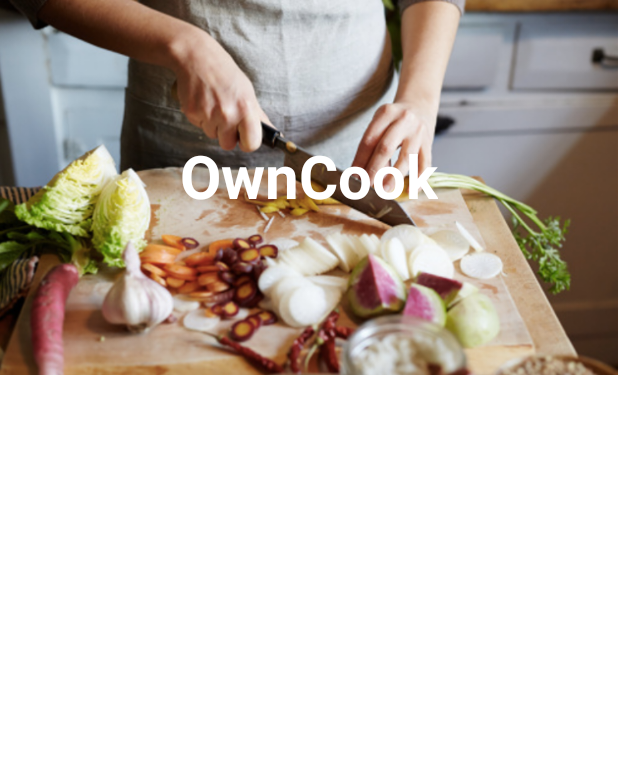
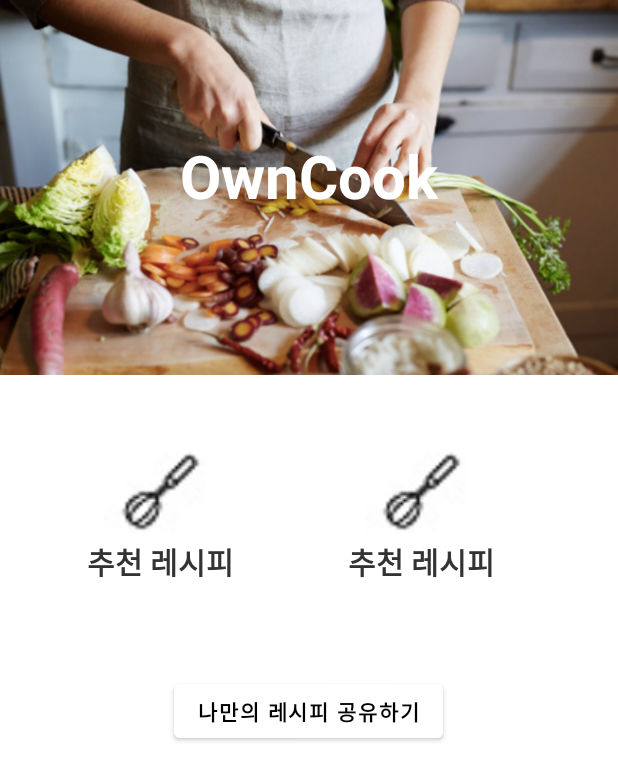
Before and after one commit to mky1428/OwnCook1, an Android app: the MainActivity screen opened directly, with no data from a screen before it, on a phone screen of 412 x 824 dp. Shown: the top 781 px of the screen. Run offline under Robolectric (Android 15) with nearby library versions, the phone set to English and light mode, and no system bars.

Commit message:
fragment 작업 완료 (프래그먼트 클릭 시 액티비티 이동 코드는 작성해야함)

```diff
--- a/app/src/main/AndroidManifest.xml
+++ b/app/src/main/AndroidManifest.xml
@@ -30,6 +30,7 @@
         <activity
             android:name=".MainActivity"
             android:theme="@style/IntroActivityTheme"/>
+
     </application>
 
 </manifest>
--- a/app/src/main/java/com/mky1428/owncook1/LoginActivity.java
+++ b/app/src/main/java/com/mky1428/owncook1/LoginActivity.java
@@ -25,5 +25,9 @@ public class LoginActivity extends AppCompatActivity {
     public void clickGoogleLogin(View view) {
     }
 
+    public void clickStart(View view) {
+        Intent intent = new Intent(this, MainActivity.class);
+        startActivity(intent);
+    }
 
 }
--- a/app/src/main/java/com/mky1428/owncook1/MainActivity.java
+++ b/app/src/main/java/com/mky1428/owncook1/MainActivity.java
@@ -1,14 +1,24 @@
 package com.mky1428.owncook1;
 
 import androidx.appcompat.app.AppCompatActivity;
+import androidx.fragment.app.FragmentManager;
 
 import android.os.Bundle;
 
 public class MainActivity extends AppCompatActivity {
 
+    MyFragment1 myFragment1;
+    MyFragment2 myFragment2;
+    FragmentManager fragmentManager;
+
     @Override
     protected void onCreate(Bundle savedInstanceState) {
         super.onCreate(savedInstanceState);
         setContentView(R.layout.activity_main);
+
+        fragmentManager = getSupportFragmentManager();
+        myFragment1 = (MyFragment1) fragmentManager.findFragmentById(R.id.frag1);
+        myFragment2 = (MyFragment2) fragmentManager.findFragmentById(R.id.frag2);
+
     }
 }
--- /dev/null
+++ b/app/src/main/java/com/mky1428/owncook1/MyFragment1.java
@@ -0,0 +1,45 @@
+package com.mky1428.owncook1;
+
+import android.os.Bundle;
+import android.view.LayoutInflater;
+import android.view.View;
+import android.view.ViewGroup;
+import android.widget.ImageView;
+import android.widget.TextView;
+
+import androidx.annotation.NonNull;
+import androidx.annotation.Nullable;
+import androidx.fragment.app.Fragment;
+
+public class MyFragment1 extends Fragment {
+
+    ImageView iv;
+    TextView tv;
+
+    @Nullable
+    @Override
+    public View onCreateView(@NonNull LayoutInflater inflater, @Nullable ViewGroup container, @Nullable Bundle savedInstanceState) {
+
+        View view = inflater.inflate(R.layout.fragment1_my, container, false);
+
+        iv = view.findViewById(R.id.iv);
+        tv = view.findViewById(R.id.tv);
+
+        iv.setOnClickListener(new View.OnClickListener() {
+            @Override
+            public void onClick(View v) {
+                //액티비티이동
+            }
+        });
+
+        tv.setOnClickListener(new View.OnClickListener() {
+            @Override
+            public void onClick(View v) {
+                //액티비티 이동
+            }
+        });
+
+        return view;
+
+    }
+}
--- /dev/null
+++ b/app/src/main/java/com/mky1428/owncook1/MyFragment2.java
@@ -0,0 +1,45 @@
+package com.mky1428.owncook1;
+
+import android.os.Bundle;
+import android.view.LayoutInflater;
+import android.view.View;
+import android.view.ViewGroup;
+import android.widget.ImageView;
+import android.widget.TextView;
+
+import androidx.annotation.NonNull;
+import androidx.annotation.Nullable;
+import androidx.fragment.app.Fragment;
+
+public class MyFragment2 extends Fragment {
+
+    ImageView iv;
+    TextView tv;
+
+    @Nullable
+    @Override
+    public View onCreateView(@NonNull LayoutInflater inflater, @Nullable ViewGroup container, @Nullable Bundle savedInstanceState) {
+
+        View view = inflater.inflate(R.layout.fragment1_my, container, false);
+
+        iv = view.findViewById(R.id.iv);
+        tv = view.findViewById(R.id.tv);
+
+        iv.setOnClickListener(new View.OnClickListener() {
+            @Override
+            public void onClick(View v) {
+                //액티비티이동
+            }
+        });
+
+        tv.setOnClickListener(new View.OnClickListener() {
+            @Override
+            public void onClick(View v) {
+                //액티비티 이동
+            }
+        });
+
+        return view;
+
+    }
+}
--- a/app/src/main/res/layout/activity_login.xml
+++ b/app/src/main/res/layout/activity_login.xml
@@ -110,8 +110,18 @@
             android:textStyle="bold"
             />
 
+    </LinearLayout>
 
-    </LinearLayout>
+    <Button
+        android:layout_width="wrap_content"
+        android:layout_height="wrap_content"
+        android:backgroundTint="@color/black"
+        android:text="Let's Cook!"
+        android:textAllCaps="false"
+        android:layout_marginTop="620dp"
+        android:layout_marginLeft="230dp"
+        android:onClick="clickStart"
+        />
 
 
 </RelativeLayout>
--- a/app/src/main/res/layout/activity_main.xml
+++ b/app/src/main/res/layout/activity_main.xml
@@ -25,4 +25,42 @@
         android:layout_marginTop="90dp"
         />
 
+    <LinearLayout
+        android:layout_width="match_parent"
+        android:layout_height="wrap_content"
+        android:orientation="horizontal"
+        android:layout_below="@id/iv"
+        android:padding="40dp">
+
+        <fragment
+            android:id="@+id/frag1"
+            android:layout_width="wrap_content"
+            android:layout_height="wrap_content"
+            tools:layout="@layout/fragment1_my"
+            android:name="com.mky1428.owncook1.MyFragment1"
+            android:layout_marginLeft="10dp"
+            />
+
+        <fragment
+            android:id="@+id/frag2"
+            android:layout_width="wrap_content"
+            android:layout_height="wrap_content"
+            tools:layout="@layout/fragment2_my"
+            android:name="com.mky1428.owncook1.MyFragment2"
+            android:layout_marginLeft="60dp"
+            />
+
+    </LinearLayout>
+
+    <Button
+        android:layout_width="wrap_content"
+        android:layout_height="wrap_content"
+        android:text="나만의 레시피 공유하기"
+        android:layout_centerHorizontal="true"
+        android:layout_marginTop="450dp"
+        android:backgroundTint="@color/white"
+        android:textColor="@color/black"
+        android:textStyle="bold"
+        />
+
 </RelativeLayout>
--- /dev/null
+++ b/app/src/main/res/layout/fragment1_my.xml
@@ -0,0 +1,27 @@
+<?xml version="1.0" encoding="utf-8"?>
+<LinearLayout xmlns:android="http://schemas.android.com/apk/res/android"
+    android:layout_width="wrap_content"
+    android:layout_height="wrap_content"
+    android:orientation="vertical"
+    android:padding="8dp">
+
+    <ImageView
+        android:id="@+id/iv"
+        android:layout_width="wrap_content"
+        android:layout_height="wrap_content"
+        android:src="@drawable/image1"
+        android:layout_marginLeft="11dp"
+        />
+
+    <TextView
+        android:id="@+id/tv"
+        android:layout_width="wrap_content"
+        android:layout_height="wrap_content"
+        android:text="추천 레시피"
+        android:textSize="20sp"
+        android:textColor="#ff333333"
+        android:textStyle="bold"
+        android:layout_marginTop="4dp"
+        />
+
+</LinearLayout>
--- /dev/null
+++ b/app/src/main/res/layout/fragment2_my.xml
@@ -0,0 +1,24 @@
+<?xml version="1.0" encoding="utf-8"?>
+<LinearLayout xmlns:android="http://schemas.android.com/apk/res/android"
+    android:layout_width="wrap_content"
+    android:layout_height="wrap_content"
+    android:orientation="vertical"
+    android:padding="8dp">
+
+    <ImageView
+        android:layout_width="wrap_content"
+        android:layout_height="wrap_content"
+        android:src="@drawable/image2"
+        android:layout_marginLeft="14dp"
+        />
+
+    <TextView
+        android:layout_width="wrap_content"
+        android:layout_height="wrap_content"
+        android:text="모두의 레시피"
+        android:textSize="20sp"
+        android:textColor="#ff333333"
+        android:textStyle="bold"
+        />
+
+</LinearLayout>
```
Also changed, not shown: app/src/main/res/drawable/image1.png (added), app/src/main/res/drawable/image2.png (added).
